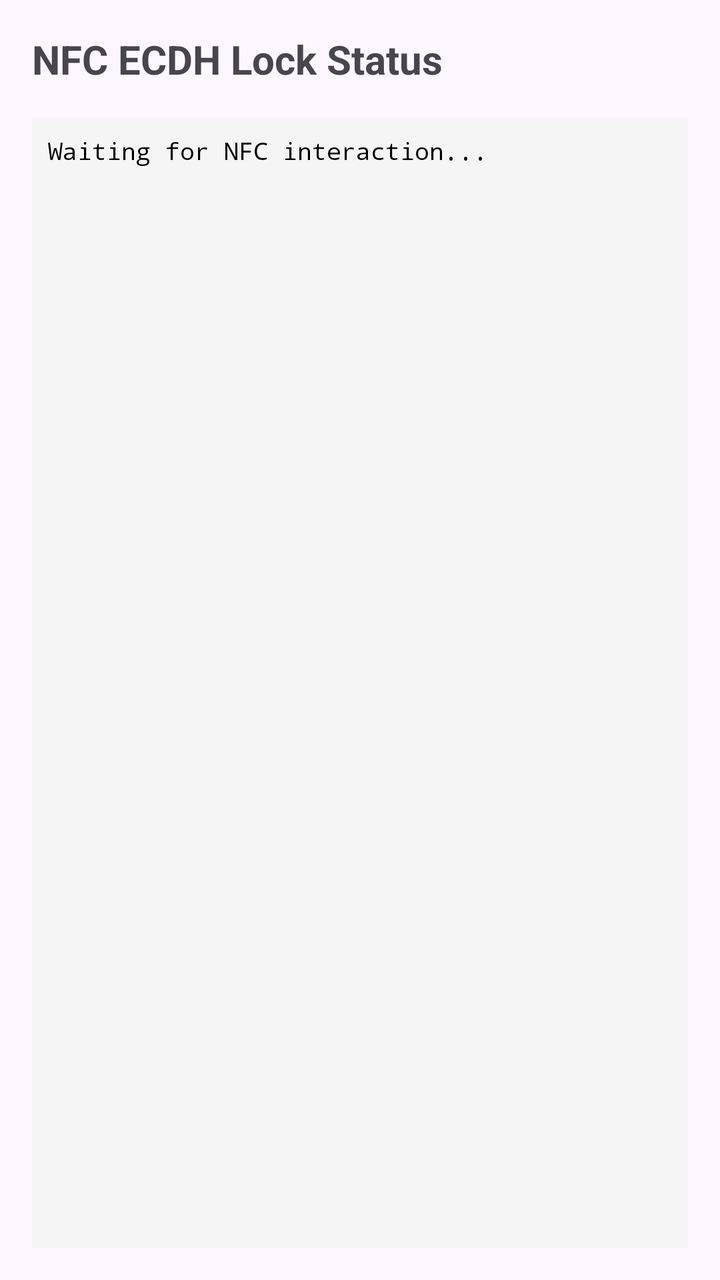
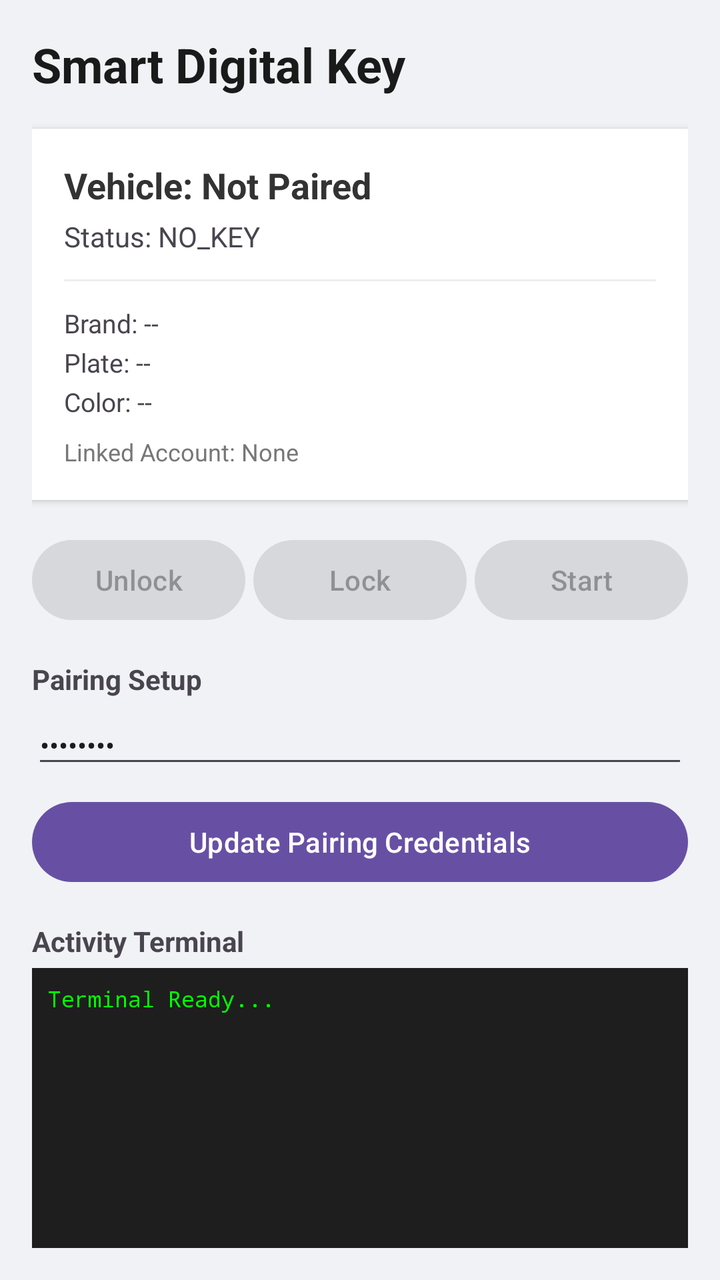

Two renders of the same Android screen: before a commit and after it. Below are the layout's source before the change and the commit's diff.
<!-- AndroidManifest.xml: application theme Theme._100_BasicCrypto -->
<!-- res/layout/activity_main.xml -->
<?xml version="1.0" encoding="utf-8"?>
<LinearLayout xmlns:android="http://schemas.android.com/apk/res/android"
    xmlns:tools="http://schemas.android.com/tools"
    android:layout_width="match_parent"
    android:layout_height="match_parent"
    android:orientation="vertical"
    android:padding="16dp"
    tools:context=".MainActivity">

    <TextView
        android:layout_width="wrap_content"
        android:layout_height="wrap_content"
        android:text="NFC ECDH Lock Status"
        android:textSize="20sp"
        android:textStyle="bold"
        android:layout_marginBottom="16dp" />

    <ScrollView
        android:layout_width="match_parent"
        android:layout_height="0dp"
        android:layout_weight="1"
        android:background="#F5F5F5"
        android:padding="8dp">

        <TextView
            android:id="@+id/tv_log"
            android:layout_width="match_parent"
            android:layout_height="wrap_content"
            android:fontFamily="monospace"
            android:text="Waiting for NFC interaction..."
            android:textColor="@android:color/black"
            android:textSize="12sp" />
    </ScrollView>

</LinearLayout>
<!-- resources referenced by this layout -->
<resources>
  <style name="Theme._100_BasicCrypto" parent="Base.Theme._100_BasicCrypto" />
  <style name="Base.Theme._100_BasicCrypto" parent="Theme.Material3.DayNight.NoActionBar">
          
          
      </style>
</resources>

<!-- the commit's change to res/layout/activity_main.xml (unified diff, before → after) -->
@@ -1,25 +1,163 @@
 <?xml version="1.0" encoding="utf-8"?>
 <LinearLayout xmlns:android="http://schemas.android.com/apk/res/android"
+    xmlns:app="http://schemas.android.com/apk/res-auto"
     xmlns:tools="http://schemas.android.com/tools"
     android:layout_width="match_parent"
     android:layout_height="match_parent"
     android:orientation="vertical"
     android:padding="16dp"
+    android:background="#F0F2F5"
     tools:context=".MainActivity">
 
     <TextView
         android:layout_width="wrap_content"
         android:layout_height="wrap_content"
-        android:text="NFC ECDH Lock Status"
-        android:textSize="20sp"
+        android:text="Smart Digital Key"
+        android:textSize="24sp"
         android:textStyle="bold"
+        android:textColor="#1A1A1A"
         android:layout_marginBottom="16dp" />
+
+    
+    <LinearLayout
+        android:id="@+id/card_key_info"
+        android:layout_width="match_parent"
+        android:layout_height="wrap_content"
+        android:orientation="vertical"
+        android:background="@android:color/white"
+        android:padding="16dp"
+        android:elevation="2dp"
+        android:layout_marginBottom="16dp">
+
+        <TextView
+            android:id="@+id/tv_key_name"
+            android:layout_width="wrap_content"
+            android:layout_height="wrap_content"
+            android:text="Vehicle: Not Paired"
+            android:textStyle="bold"
+            android:textSize="18sp"
+            android:textColor="#333333" />
+
+        <TextView
+            android:id="@+id/tv_key_state"
+            android:layout_width="wrap_content"
+            android:layout_height="wrap_content"
+            android:text="Status: NO_KEY"
+            android:textSize="14sp"
+            android:layout_marginTop="4dp" />
+
+        <View
+            android:layout_width="match_parent"
+            android:layout_height="1dp"
+            android:background="#EEEEEE"
+            android:layout_marginVertical="12dp" />
+
+        
+        <TextView
+            android:id="@+id/tv_metadata_brand"
+            android:layout_width="wrap_content"
+            android:layout_height="wrap_content"
+            android:text="Brand: --"
+            android:textSize="13sp" />
+
+        <TextView
+            android:id="@+id/tv_metadata_plate"
+            android:layout_width="wrap_content"
+            android:layout_height="wrap_content"
+            android:text="Plate: --"
+            android:textSize="13sp"
+            android:layout_marginTop="2dp" />
+
+        <TextView
+            android:id="@+id/tv_metadata_color"
+            android:layout_width="wrap_content"
+            android:layout_height="wrap_content"
+            android:text="Color: --"
+            android:textSize="13sp"
+            android:layout_marginTop="2dp" />
+
+        <TextView
+            android:id="@+id/tv_account_id"
+            android:layout_width="wrap_content"
+            android:layout_height="wrap_content"
+            android:text="Linked Account: None"
+            android:textSize="12sp"
+            android:textColor="#777777"
+            android:layout_marginTop="8dp" />
+    </LinearLayout>
+
+    
+    <LinearLayout
+        android:layout_width="match_parent"
+        android:layout_height="wrap_content"
+        android:orientation="horizontal"
+        android:layout_marginBottom="16dp">
+
+        <Button
+            android:id="@+id/btn_unlock"
+            android:layout_width="0dp"
+            android:layout_height="wrap_content"
+            android:layout_weight="1"
+            android:text="Unlock"
+            android:enabled="false"
+            android:layout_marginRight="4dp" />
+
+        <Button
+            android:id="@+id/btn_lock"
+            android:layout_width="0dp"
+            android:layout_height="wrap_content"
+            android:layout_weight="1"
+            android:text="Lock"
+            android:enabled="false"
+            android:layout_marginRight="4dp" />
+
+        <Button
+            android:id="@+id/btn_start"
+            android:layout_width="0dp"
+            android:layout_height="wrap_content"
+            android:layout_weight="1"
+            android:text="Start"
+            android:enabled="false" />
+    </LinearLayout>
+
+    
+    <TextView
+        android:layout_width="wrap_content"
+        android:layout_height="wrap_content"
+        android:text="Pairing Setup"
+        android:textStyle="bold"
+        android:layout_marginBottom="4dp" />
+
+    <EditText
+        android:id="@+id/et_pairing_password"
+        android:layout_width="match_parent"
+        android:layout_height="wrap_content"
+        android:hint="Enter Pairing Password"
+        android:text="12345678"
+        android:inputType="textPassword"
+        android:textSize="14sp"
+        android:layout_marginBottom="8dp" />
+
+    <Button
+        android:id="@+id/btn_save_password"
+        android:layout_width="match_parent"
+        android:layout_height="wrap_content"
+        android:text="Update Pairing Credentials"
+        android:layout_marginBottom="16dp" />
+
+    
+    <TextView
+        android:layout_width="wrap_content"
+        android:layout_height="wrap_content"
+        android:text="Activity Terminal"
+        android:textStyle="bold"
+        android:layout_marginBottom="4dp" />
 
     <ScrollView
         android:layout_width="match_parent"
         android:layout_height="0dp"
         android:layout_weight="1"
-        android:background="#F5F5F5"
+        android:background="#1E1E1E"
         android:padding="8dp">
 
         <TextView
@@ -27,9 +165,9 @@
             android:layout_width="match_parent"
             android:layout_height="wrap_content"
             android:fontFamily="monospace"
-            android:text="Waiting for NFC interaction..."
-            android:textColor="@android:color/black"
-            android:textSize="12sp" />
+            android:text="Terminal Ready..."
+            android:textColor="#00FF00"
+            android:textSize="11sp" />
     </ScrollView>
 
 </LinearLayout>
